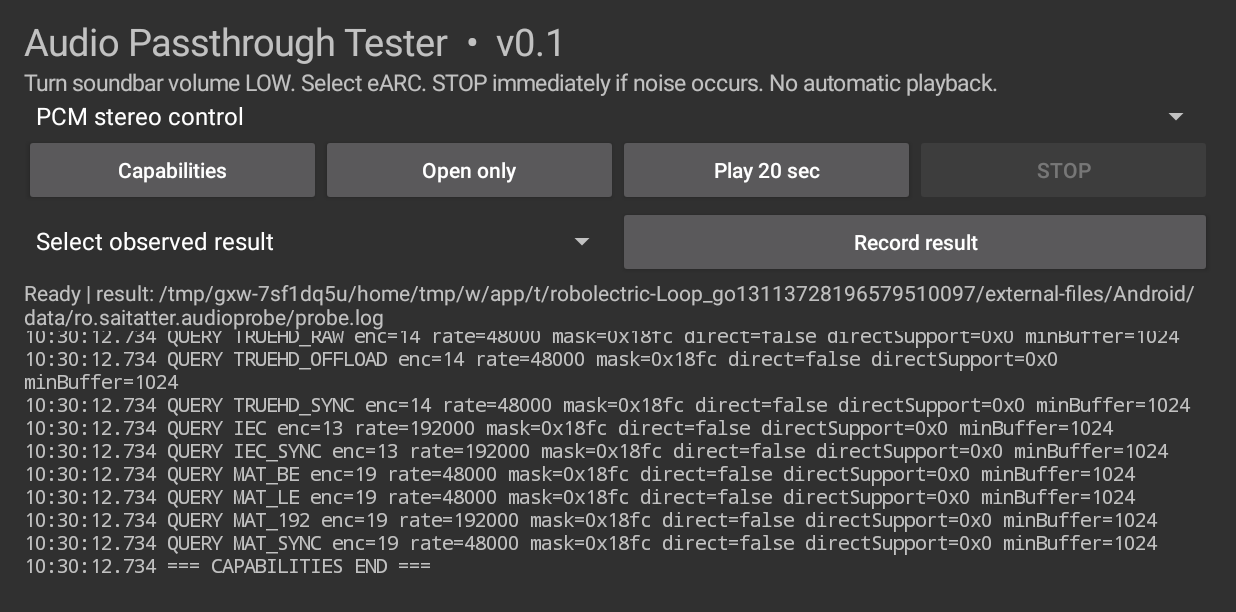
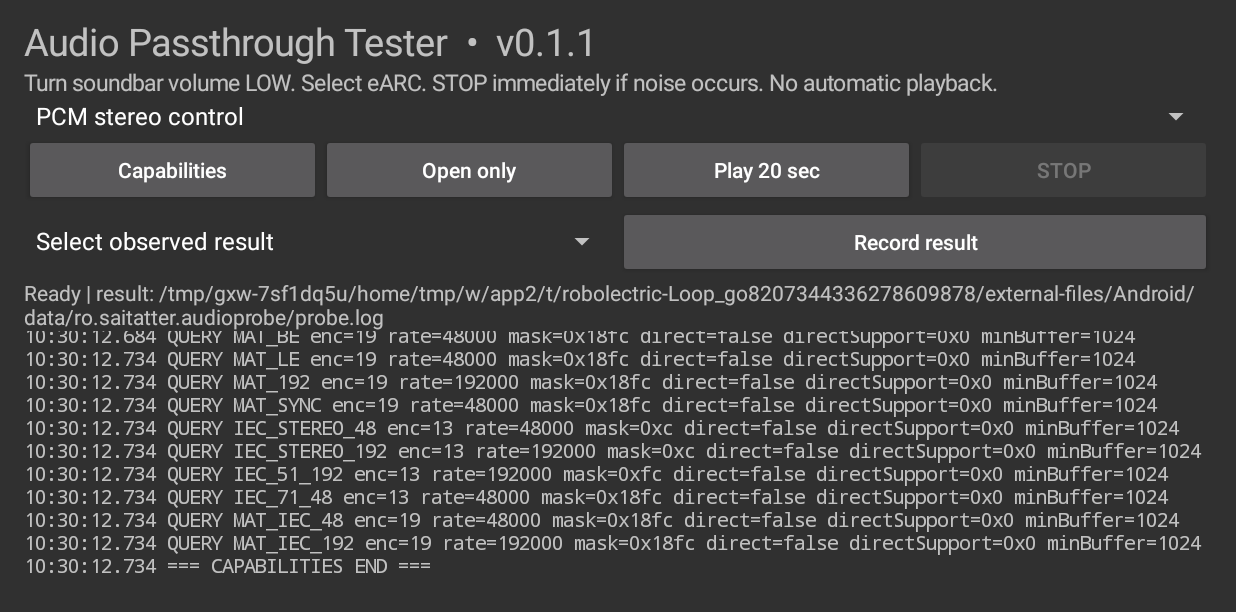
Before and after one commit to johnfromul/philips-earc-passthrough-research, an Android app: the screen it shows after launch (MainActivity), after a tap on "Capabilities", on a phone screen of 824 x 412 dp (held sideways). Shown: the top 612 px of the screen. Run offline under Robolectric (Android 15) with nearby library versions, the phone set to English and light mode, and no system bars; 2 other taps on this screen came first.

Commit message:
Add alternate IEC and complete MAT burst tests; fix Windows scripts

```diff
--- a/app/src/main/java/ro/saitatter/audioprobe/MainActivity.java
+++ b/app/src/main/java/ro/saitatter/audioprobe/MainActivity.java
@@ -42,7 +42,7 @@ public final class MainActivity extends Activity {
         if(dir==null) dir=getFilesDir();
         logFile=new File(dir,"probe.log");
         LinearLayout root=new LinearLayout(this); root.setOrientation(LinearLayout.VERTICAL); root.setPadding(24,16,24,16);
-        TextView title=new TextView(this); title.setText("Audio Passthrough Tester  •  v0.1"); title.setTextSize(25); root.addView(title);
+        TextView title=new TextView(this); title.setText("Audio Passthrough Tester  •  v0.1.1"); title.setTextSize(25); root.addView(title);
         TextView warn=new TextView(this); warn.setText("Turn soundbar volume LOW. Select eARC. STOP immediately if noise occurs. No automatic playback."); warn.setTextSize(15); root.addView(warn);
         modes=new Spinner(this); ArrayAdapter<ProbeMode> choices=new ArrayAdapter<>(this,android.R.layout.simple_spinner_item,ProbeMode.values()); choices.setDropDownViewResource(android.R.layout.simple_spinner_dropdown_item); modes.setAdapter(choices); root.addView(modes);
         LinearLayout buttons=new LinearLayout(this); root.addView(buttons);
@@ -117,6 +117,7 @@ public final class MainActivity extends Activity {
             log("BUILT session="+at.getAudioSessionId()+" state="+at.getState()+" encoding="+at.getAudioFormat()+" rate="+at.getSampleRate()+" channels="+at.getChannelCount()+" bufferFrames="+at.getBufferSizeInFrames()+" isOffloadedPlayback="+at.isOffloadedPlayback());
             if(at.getState()!=AudioTrack.STATE_INITIALIZED)throw new IOException("Track not initialized");
             if(!actuallyPlay){log("OPEN_ONLY accepted; no playback or route validation"); return;}
+            if(m.label.contains("OPEN ONLY")) throw new IOException("This mode is a capability probe only; use Open only. Carrier is not validated for this configuration.");
             File f=new File(dir,m.file); if(!f.isFile())throw new FileNotFoundException(f.toString());
             long total=0, units=0, lastReport=0;
             try(FrameReader reader=new FrameReader(f,m.kind)){
--- a/app/src/main/java/ro/saitatter/audioprobe/ProbeMode.java
+++ b/app/src/main/java/ro/saitatter/audioprobe/ProbeMode.java
@@ -16,7 +16,13 @@ enum ProbeMode {
     MAT_BE("MAT RAW BE payload 48k 7.1 (experimental)",FrameReader.Kind.MAT_BE,"truehd.matbe",19,48000,AudioFormat.CHANNEL_OUT_7POINT1_SURROUND,false,false),
     MAT_LE("MAT RAW LE payload 48k 7.1 (experimental)",FrameReader.Kind.MAT_LE,"truehd.matle",19,48000,AudioFormat.CHANNEL_OUT_7POINT1_SURROUND,false,false),
     MAT_192("MAT RAW BE payload 192k 7.1 (experimental)",FrameReader.Kind.MAT_BE,"truehd.matbe",19,192000,AudioFormat.CHANNEL_OUT_7POINT1_SURROUND,false,false),
-    MAT_SYNC("MAT RAW BE + HW AV Sync (experimental)",FrameReader.Kind.MAT_BE,"truehd.matbe",19,48000,AudioFormat.CHANNEL_OUT_7POINT1_SURROUND,false,true);
+    MAT_SYNC("MAT RAW BE + HW AV Sync (experimental)",FrameReader.Kind.MAT_BE,"truehd.matbe",19,48000,AudioFormat.CHANNEL_OUT_7POINT1_SURROUND,false,true),
+    IEC_STEREO_48("IEC 48k stereo — OPEN ONLY",FrameReader.Kind.IEC,"truehd.iec",13,48000,AudioFormat.CHANNEL_OUT_STEREO,false,false),
+    IEC_STEREO_192("IEC 192k stereo — OPEN ONLY",FrameReader.Kind.IEC,"truehd.iec",13,192000,AudioFormat.CHANNEL_OUT_STEREO,false,false),
+    IEC_51_192("IEC 192k 5.1 — OPEN ONLY",FrameReader.Kind.IEC,"truehd.iec",13,192000,AudioFormat.CHANNEL_OUT_5POINT1,false,false),
+    IEC_71_48("IEC 48k 7.1 — OPEN ONLY",FrameReader.Kind.IEC,"truehd.iec",13,48000,AudioFormat.CHANNEL_OUT_7POINT1_SURROUND,false,false),
+    MAT_IEC_48("MAT encoding + full IEC burst 48k 7.1 (experimental)",FrameReader.Kind.IEC,"truehd.iec",19,48000,AudioFormat.CHANNEL_OUT_7POINT1_SURROUND,false,false),
+    MAT_IEC_192("MAT encoding + full IEC burst 192k 7.1 (experimental)",FrameReader.Kind.IEC,"truehd.iec",19,192000,AudioFormat.CHANNEL_OUT_7POINT1_SURROUND,false,false);
     final String label, file; final FrameReader.Kind kind; final int encoding, rate, mask; final boolean offload, sync;
     ProbeMode(String label, FrameReader.Kind kind, String file, int encoding, int rate, int mask, boolean offload, boolean sync) {
         this.label=label; this.kind=kind; this.file=file; this.encoding=encoding; this.rate=rate; this.mask=mask; this.offload=offload; this.sync=sync;
```
Also changed, not shown: 3 other files.
